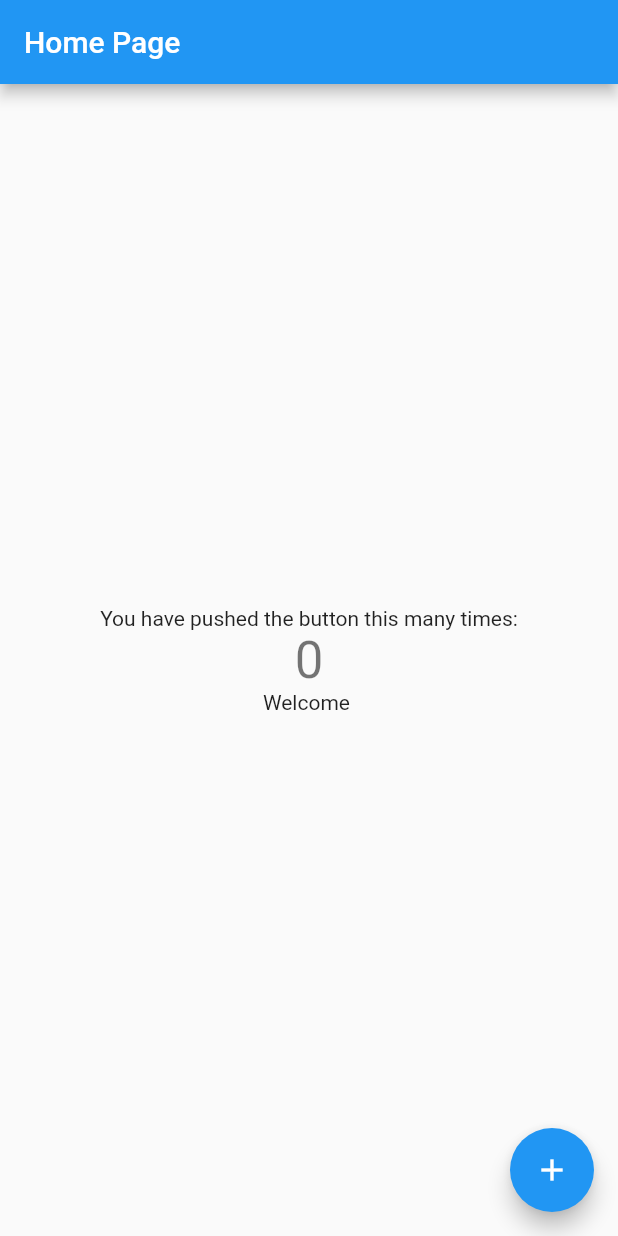
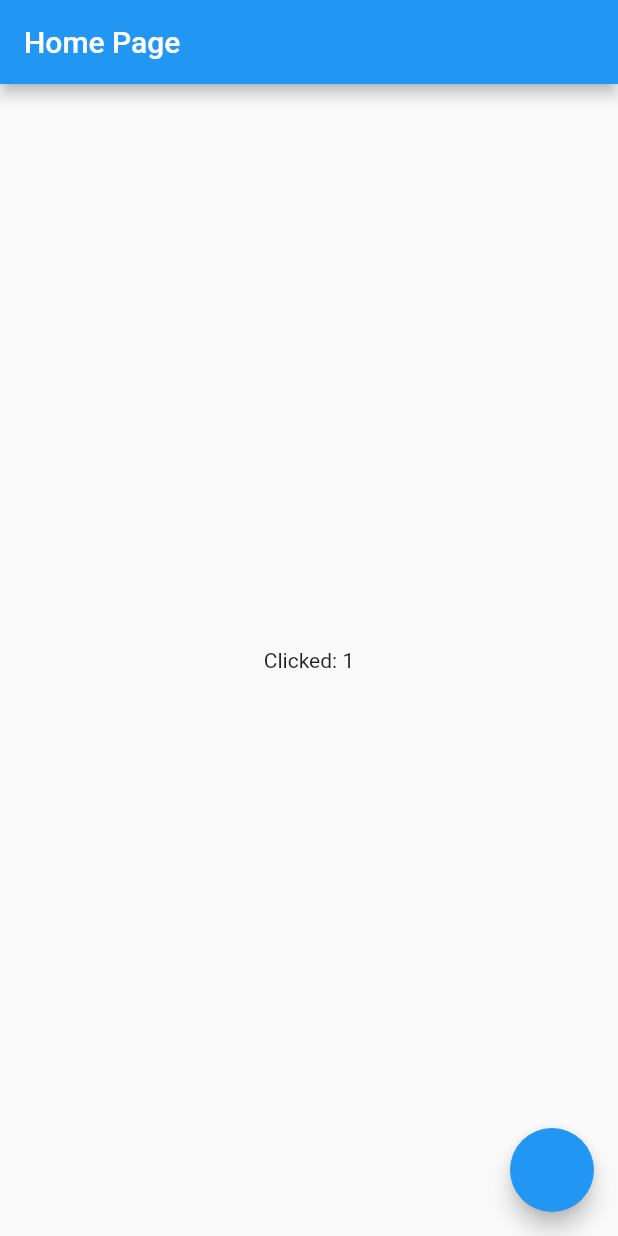
Before and after one commit to gabrielchaves7/flutter_basic_config, a Flutter app: the screen it shows after launch, on a phone screen of 412 x 824 dp. Run offline on Flutter 3.47's test engine with Material 2 defaults, Android fonts, the phone set to English and light mode, and no system bars; our stand-ins replace flutter_bloc, get_it.

```diff
--- a/lib/main.dart
+++ b/lib/main.dart
@@ -1,34 +1,15 @@
-import 'package:firebase_core/firebase_core.dart';
-import 'package:firebase_remote_config/firebase_remote_config.dart';
 import 'package:flutter/material.dart';
-import 'package:flutter_bloc/flutter_bloc.dart';
 import 'package:get_it/get_it.dart';
 import 'package:tenis_certo/pages/home_page.dart';
 import 'package:tenis_certo/state/counter_cubit.dart';
 
-import 'env/environment.dart';
-
 void setup() {
-  const String environment = String.fromEnvironment(
-    'ENVIRONMENT',
-    defaultValue: Environment.DEV,
-  );
-  Environment().initConfig(environment);
-
   GetIt.I.registerSingleton<CounterCubit>(CounterCubit());
 }
 
 void main() {
   setup();
-  WidgetsFlutterBinding.ensureInitialized();
   runApp(const App());
-}
-
-Future<void> initializeFlutterFire() async {
-  await Firebase.initializeApp();
-  RemoteConfig remoteConfig = RemoteConfig.instance;
-  await remoteConfig.fetchAndActivate();
-  GetIt.I.registerSingleton<RemoteConfig>(remoteConfig);
 }
 
 class App extends StatelessWidget {
@@ -41,24 +22,7 @@ class App extends StatelessWidget {
       theme: ThemeData(
         primarySwatch: Colors.blue,
       ),
-      home: FutureBuilder<void>(
-        future:
-            initializeFlutterFire(), // a previously-obtained Future<String> or null
-        builder: (BuildContext context, AsyncSnapshot<void> snapshot) {
-          if (snapshot.connectionState == ConnectionState.done) {
-            return BlocProvider(
-              create: (_) => GetIt.I<CounterCubit>(),
-              child: HomePage(),
-            );
-          } else if (snapshot.hasError) {
-            return Text(snapshot.error.toString());
-          }
-
-          return const Center(
-            child: CircularProgressIndicator(),
-          );
-        },
-      ),
+      home: HomePage(),
     );
   }
 }
--- a/lib/pages/home_page.dart
+++ b/lib/pages/home_page.dart
@@ -1,4 +1,5 @@
-import 'package:firebase_remote_config/firebase_remote_config.dart';
+import 'dart:developer';
+
 import 'package:flutter/cupertino.dart';
 import 'package:flutter/material.dart';
 import 'package:flutter_bloc/flutter_bloc.dart';
@@ -6,36 +7,30 @@ import 'package:get_it/get_it.dart';
 import 'package:tenis_certo/state/counter_cubit.dart';
 
 class HomePage extends StatelessWidget {
-  const HomePage({Key? key}) : super(key: key);
+  HomePage({Key? key}) : super(key: key);
+
+  CounterCubit counterCubit = GetIt.I<CounterCubit>();
 
   @override
   Widget build(BuildContext context) {
+    return BlocProvider(
+      create: (_) => counterCubit,
+      child: BlocBuilder<CounterCubit, int>(
+        builder: (context, state) {
           return Scaffold(
             appBar: AppBar(
               title: const Text('Home Page'),
             ),
-      body: BlocBuilder<CounterCubit, int>(
-        builder: (context, count) => Center(
-          child: Column(
-            mainAxisAlignment: MainAxisAlignment.center,
-            children: <Widget>[
-              const Text(
-                'You have pushed the button this many times:',
-              ),
-              Text(
-                '$count',
-                style: Theme.of(context).textTheme.headline4,
-              ),
-              Text(
-                  'Welcome ${GetIt.I<RemoteConfig>().getString('welcome_message')}')
-            ],
-          ),
-        ),
+            body: Center(
+              child: Text('Clicked: $state'),
             ),
             floatingActionButton: FloatingActionButton(
-        onPressed: () => GetIt.I<CounterCubit>().increment(),
-        tooltip: 'Increment',
-        child: const Icon(Icons.add),
+              onPressed: () {
+                counterCubit.increment();
+              },
+            ),
+          );
+        },
       ),
     );
   }
--- a/lib/state/counter_cubit.dart
+++ b/lib/state/counter_cubit.dart
@@ -1,8 +1,7 @@
 import 'package:flutter_bloc/flutter_bloc.dart';
 
 class CounterCubit extends Cubit<int> {
-  CounterCubit() : super(0);
+  CounterCubit() : super(1);
 
   void increment() => emit(state + 1);
-  void decrement() => emit(state - 1);
 }
--- a/pubspec.yaml
+++ b/pubspec.yaml
@@ -36,11 +36,11 @@ dependencies:
   cupertino_icons: ^1.0.2
   get_it: ^7.2.0
   flutter_bloc: ^8.0.0
-  firebase_core: ^1.10.0
-  firebase_remote_config: ^0.11.0+2
 
 dev_dependencies:
   flutter_test:
+    sdk: flutter
+  integration_test:
     sdk: flutter
 
   # The "flutter_lints" package below contains a set of recommended lints to
```
Also changed, not shown: pubspec.lock, 7 other files. Lines whose indentation alone changed are shown as unchanged.
